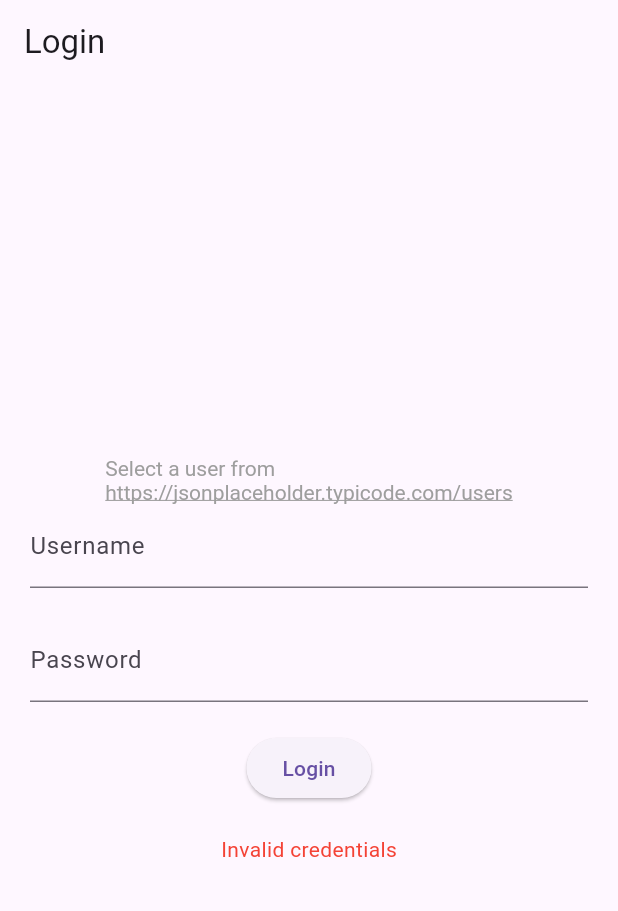
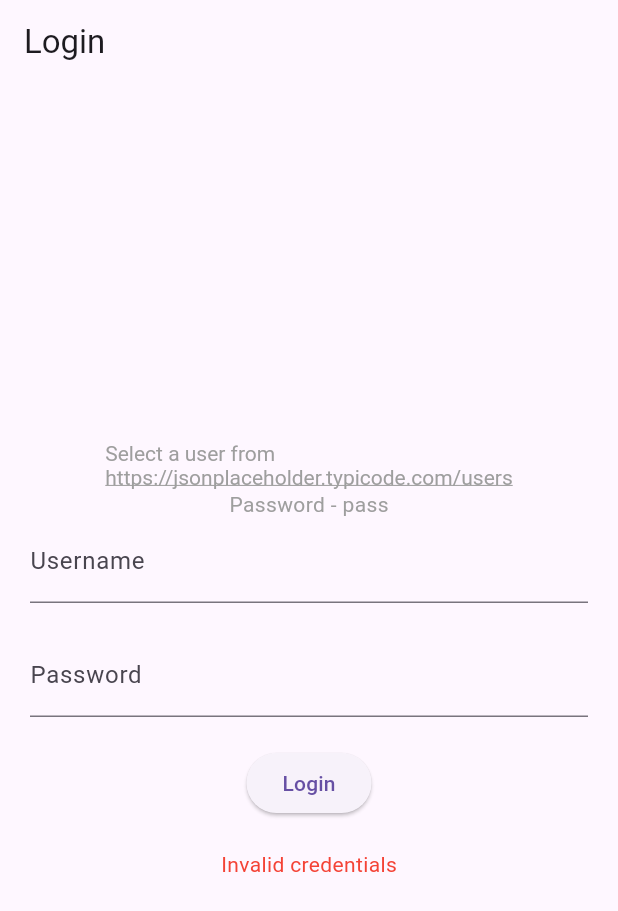
Before and after one commit to ashans/flutter_album_post, a Flutter app: the screen it shows after launch, after a tap on "Login", on a phone screen of 412 x 824 dp. Shown: the top 911 px of the screen. Run offline on Flutter 3.47's test engine with Material 3 defaults, Android fonts, the phone set to English and light mode, and no system bars; accounts and stored records are empty.

```diff
--- a/lib/models/user_dto.dart
+++ b/lib/models/user_dto.dart
@@ -1,7 +1,22 @@
+
+import 'package:json_annotation/json_annotation.dart';
+
+part 'user_dto.g.dart';
+
+@JsonSerializable()
 class User {
   final String id;
   final String username;
   final String name;
+  final String email;
 
-  User({required this.id, required this.username, required this.name});
+  User({required this.id, required this.username, required this.name, required this.email});
+
+  factory User.fromJson(Map<String, dynamic> json) => _$UserFromJson(json);
+
+  static List<User> userListFromJson(List<dynamic> json) {
+    return json.map((json) => User.fromJson(json)).toList();
+  }
+
+  Map<String, dynamic> toJson() => _$UserToJson(this);
 }
--- a/lib/providers/auth_service.dart
+++ b/lib/providers/auth_service.dart
@@ -5,6 +5,6 @@ class AuthService {
     if (username != 'user' || password != 'pass') {
       throw Exception('Invalid credentials');
     }
-    return User(id: username, username: username, name: 'Name of $username');
+    return User(id: username, username: username, name: 'Name of $username', email: '');
   }
 }
--- a/lib/screens/login.dart
+++ b/lib/screens/login.dart
@@ -69,6 +69,8 @@ class _LoginPageState extends State<LoginPage> {
                 style: const TextStyle(color: Colors.grey),
               ),
             ),
+            const Text('Password - pass',
+                style: TextStyle(color: Colors.grey)),
             TextField(
               controller: _usernameController,
               decoration: const InputDecoration(
```
Also changed, not shown: lib/providers/resource_provider.dart (+14 -0 lines), lib/models/user_dto.g.dart (added), 1 other file.
